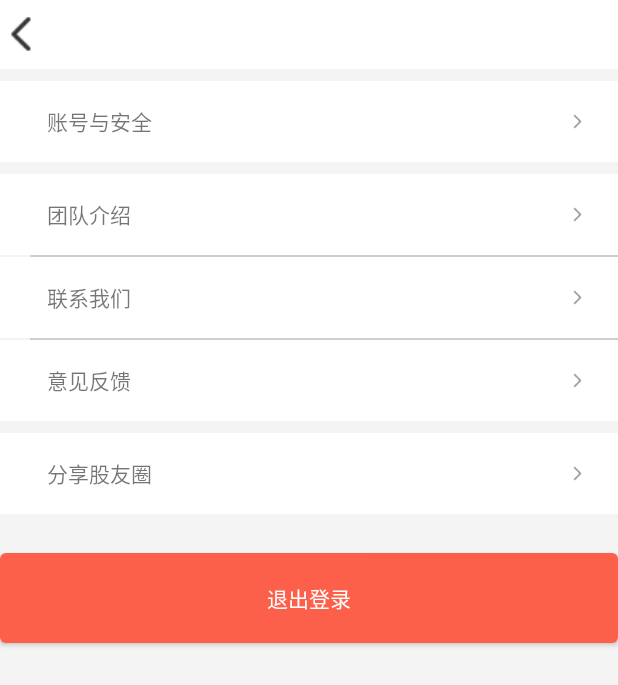
After one commit to lance1992kun/StockCircle, an Android app: the SettingActivity screen opened directly, with no data from a screen before it, on a phone screen of 412 x 824 dp. The commit adds this screen. Shown: the top 685 px of the screen. Run offline under Robolectric (Android 15) with nearby library versions, the light colour scheme and no system bars.

Commit message:
1.添加设置界面-详情 2.添加网络WebView界面

```diff
--- a/app/build.gradle
+++ b/app/build.gradle
@@ -51,4 +51,6 @@ dependencies {
     compile 'com.github.clans:fab:1.6.4'
     // 自动测量布局
     compile 'com.zhy:autolayout:1.4.5'
+    // WebView封装
+    compile 'com.just.agentweb:agentweb:3.0.0-rc'
 }
--- /dev/null
+++ b/app/src/main/java/com/zxzd/im/ui/setting/SettingActivity.java
@@ -0,0 +1,91 @@
+package com.zxzd.im.ui.setting;
+
+import android.content.Context;
+import android.content.Intent;
+import android.os.Bundle;
+import android.view.View;
+import android.widget.TextView;
+
+import com.syk.lib.base.BaseActivity;
+import com.zxzd.im.R;
+
+/**
+ * <pre>
+ *   author  : syk
+ *   e-mail  : shenyukun1024@gmail.com
+ *   time    : 2017/12/26 19:01
+ *   desc    : 设置界面
+ *   version : 1.0
+ * </pre>
+ */
+
+public class SettingActivity extends BaseActivity {
+    /**
+     * 标题
+     */
+    private TextView mTitle = null;
+
+    @Override
+    public void initData(Bundle bundle) {
+
+    }
+
+    @Override
+    public int bindLayout() {
+        return R.layout.activity_setting;
+    }
+
+    @Override
+    public void initView(Bundle savedInstanceState, View view) {
+        // 标题
+        mTitle = F(R.id.mTitle);
+        // 监听事件
+        F(R.id.mBackImg).setOnClickListener(new View.OnClickListener() {
+            @Override
+            public void onClick(View v) {
+                finish();
+            }
+        });
+        setOnClick(F(R.id.mSafeLay));
+        setOnClick(F(R.id.mTeamLay));
+        setOnClick(F(R.id.mContactLay));
+        setOnClick(F(R.id.mFeedBackLay));
+        setOnClick(F(R.id.mShareLay));
+        setOnClick(F(R.id.mLogoutBtn));
+    }
+
+    @Override
+    public void doBusiness(Context context) {
+
+    }
+
+    @Override
+    public void onWidgetClick(View view) {
+        Intent mIntent = new Intent();
+        switch (view.getId()) {
+            // 账号与安全
+            case R.id.mSafeLay:
+                break;
+            // 团队介绍
+            case R.id.mTeamLay:
+                break;
+            // 联系我们
+            case R.id.mContactLay:
+                break;
+            // 意见反馈
+            case R.id.mFeedBackLay:
+                break;
+            // 分享股友圈
+            case R.id.mShareLay:
+                break;
+            // 登出
+            case R.id.mLogoutBtn:
+                break;
+            default:
+                break;
+        }
+        // 跳转界面
+        finish();
+        startActivity(mIntent);
+    }
+}
--- /dev/null
+++ b/app/src/main/res/layout/activity_setting.xml
@@ -0,0 +1,164 @@
+<?xml version="1.0" encoding="utf-8"?>
+<RelativeLayout xmlns:android="http://schemas.android.com/apk/res/android"
+    android:layout_width="match_parent"
+    android:layout_height="match_parent"
+    android:background="@color/home_background">
+    <!--通用Title-->
+    <include
+        android:id="@+id/mTitleLay"
+        layout="@layout/layout_title" />
+    <!--账号与安全层-->
+    <RelativeLayout
+        android:id="@+id/mSafeLay"
+        android:layout_width="match_parent"
+        android:layout_height="wrap_content"
+        android:layout_below="@id/mTitleLay"
+        android:layout_marginTop="8dp"
+        android:background="@android:color/white"
+        android:padding="16dp">
+        <!--账号与安全提示文字-->
+        <TextView
+            android:layout_width="wrap_content"
+            android:layout_height="wrap_content"
+            android:layout_alignParentStart="true"
+            android:layout_centerVertical="true"
+            android:layout_marginStart="15dp"
+            android:text="@string/setting_safe_hint" />
+        <!--箭头-->
+        <ImageView
+            android:layout_width="wrap_content"
+            android:layout_height="wrap_content"
+            android:layout_alignParentEnd="true"
+            android:layout_centerVertical="true"
+            android:background="@mipmap/icon_profile_arrow"
+            android:contentDescription="@string/app_name" />
+    </RelativeLayout>
+    <!--团队介绍层-->
+    <RelativeLayout
+        android:id="@+id/mTeamLay"
+        android:layout_width="match_parent"
+        android:layout_height="wrap_content"
+        android:layout_below="@id/mSafeLay"
+        android:layout_marginTop="8dp"
+        android:background="@android:color/white"
+        android:padding="16dp">
+        <!--团队介绍文字-->
+        <TextView
+            android:layout_width="wrap_content"
+            android:layout_height="wrap_content"
+            android:layout_alignParentStart="true"
+            android:layout_marginStart="15dp"
+            android:gravity="center"
+            android:text="@string/setting_team_hint" />
+        <!--箭头-->
+        <ImageView
+            android:layout_width="wrap_content"
+            android:layout_height="wrap_content"
+            android:layout_alignParentEnd="true"
+            android:layout_centerVertical="true"
+            android:background="@mipmap/icon_profile_arrow"
+            android:contentDescription="@string/app_name" />
+    </RelativeLayout>
+    <!--分割线-->
+    <View
+        android:layout_width="match_parent"
+        android:layout_height="1dp"
+        android:layout_below="@id/mTeamLay"
+        android:layout_marginStart="20dp"
+        android:background="@color/main_color_divider" />
+    <!--联系我们层-->
+    <RelativeLayout
+        android:id="@+id/mContactLay"
+        android:layout_width="match_parent"
+        android:layout_height="wrap_content"
+        android:layout_below="@id/mTeamLay"
+        android:layout_marginTop="1dp"
+        android:background="@android:color/white"
+        android:padding="16dp">
+        <!--联系我们文字-->
+        <TextView
+            android:layout_width="wrap_content"
+            android:layout_height="wrap_content"
+            android:layout_alignParentStart="true"
+            android:layout_marginStart="15dp"
+            android:gravity="center"
+            android:text="@string/setting_contact_hint" />
+        <!--箭头-->
+        <ImageView
+            android:layout_width="wrap_content"
+            android:layout_height="wrap_content"
+            android:layout_alignParentEnd="true"
+            android:layout_centerVertical="true"
+            android:background="@mipmap/icon_profile_arrow"
+            android:contentDescription="@string/app_name" />
+    </RelativeLayout>
+    <!--分割线-->
+    <View
+        android:layout_width="match_parent"
+        android:layout_height="1dp"
+        android:layout_below="@id/mContactLay"
+        android:layout_marginStart="20dp"
+        android:background="@color/main_color_divider" />
+    <!--意见反馈层-->
+    <RelativeLayout
+        android:id="@+id/mFeedBackLay"
+        android:layout_width="match_parent"
+        android:layout_height="wrap_content"
+        android:layout_below="@id/mContactLay"
+        android:layout_marginTop="1dp"
+        android:background="@android:color/white"
+        android:padding="16dp">
+        <!--意见反馈文字-->
+        <TextView
+            android:layout_width="wrap_content"
+            android:layout_height="wrap_content"
+            android:layout_alignParentStart="true"
+            android:layout_marginStart="15dp"
+            android:gravity="center"
+            android:text="@string/setting_feedback_hint" />
+        <!--箭头-->
+        <ImageView
+            android:layout_width="wrap_content"
+            android:layout_height="wrap_content"
+            android:layout_alignParentEnd="true"
+            android:layout_centerVertical="true"
+            android:background="@mipmap/icon_profile_arrow"
+            android:contentDescription="@string/app_name" />
+    </RelativeLayout>
+    <!--分享股友圈层-->
+    <RelativeLayout
+        android:id="@+id/mShareLay"
+        android:layout_width="match_parent"
+        android:layout_height="wrap_content"
+        android:layout_below="@id/mFeedBackLay"
+        android:layout_marginTop="8dp"
+        android:background="@android:color/white"
+        android:padding="16dp">
+        <!--分享股友圈文字-->
+        <TextView
+            android:layout_width="wrap_content"
+            android:layout_height="wrap_content"
+            android:layout_alignParentStart="true"
+            android:layout_marginStart="15dp"
+            android:gravity="center"
+            android:text="@string/setting_share_hint" />
+        <!--箭头-->
+        <ImageView
+            android:layout_width="wrap_content"
+            android:layout_height="wrap_content"
+            android:layout_alignParentEnd="true"
+            android:layout_centerVertical="true"
+            android:background="@mipmap/icon_profile_arrow"
+            android:contentDescription="@string/app_name" />
+    </RelativeLayout>
+    <!--退出登录按钮-->
+    <Button
+        android:id="@+id/mLogoutBtn"
+        android:layout_width="match_parent"
+        android:layout_height="60dp"
+        android:layout_below="@id/mShareLay"
+        android:layout_marginTop="26dp"
+        android:background="@drawable/selector_profile_btn"
+        android:text="@string/setting_logout_hint"
+        android:textColor="@android:color/white" />
+</RelativeLayout>
--- /dev/null
+++ b/app/src/main/res/layout/layout_title.xml
@@ -0,0 +1,23 @@
+<?xml version="1.0" encoding="utf-8"?>
+<RelativeLayout xmlns:android="http://schemas.android.com/apk/res/android"
+    xmlns:tools="http://schemas.android.com/tools"
+    android:layout_width="match_parent"
+    android:layout_height="46dp"
+    android:background="@android:color/white">
+    <!--回退按钮-->
+    <ImageView
+        android:id="@+id/mBackImg"
+        android:layout_width="wrap_content"
+        android:layout_height="wrap_content"
+        android:layout_centerVertical="true"
+        android:background="@mipmap/icon_title_back"
+        android:contentDescription="@string/app_name"
+        android:padding="14dp" />
+    <!--标题-->
+    <TextView
+        android:id="@+id/mTitle"
+        android:layout_width="wrap_content"
+        android:layout_height="wrap_content"
+        android:layout_centerInParent="true"
+        tools:text="我是标题" />
+</RelativeLayout>
--- a/app/src/main/res/values/strings.xml
+++ b/app/src/main/res/values/strings.xml
@@ -49,4 +49,11 @@
     <string name="stock_gold_rule_hint">注：起始为100，上限为10000</string>
     <string name="stock_pledge_text">抵押：</string>
     <string name="stock_pledge_hint">请输入金币</string>
+    <!--设置界面-->
+    <string name="setting_safe_hint">账号与安全</string>
+    <string name="setting_team_hint">团队介绍</string>
+    <string name="setting_contact_hint">联系我们</string>
+    <string name="setting_feedback_hint">意见反馈</string>
+    <string name="setting_share_hint">分享股友圈</string>
+    <string name="setting_logout_hint">退出登录</string>
 </resources>
--- a/build.gradle
+++ b/build.gradle
@@ -15,6 +15,7 @@ buildscript {
 allprojects {
     repositories {
         jcenter()
+        mavenCentral()
         maven { url "https://jitpack.io" }
     }
 }
```
Also changed, not shown: app/src/main/AndroidManifest.xml (+21 -0 lines), app/src/main/java/com/zxzd/im/ui/activity/WebViewActivity.java (added, +99 -0 lines), app/src/main/java/com/zxzd/im/ui/home/HomeFragment.java (+14 -2 lines), app/src/main/res/layout/activity_webview.xml (added, +7 -0 lines), app/src/main/res/mipmap-xhdpi/icon_title_back.png (added).
